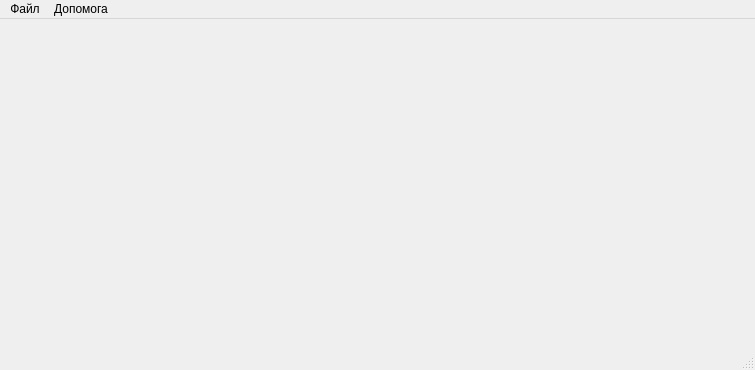
First picture: the form in forms/main/mainwindow.ui, repository vintikcomua/minishop, before the edit.
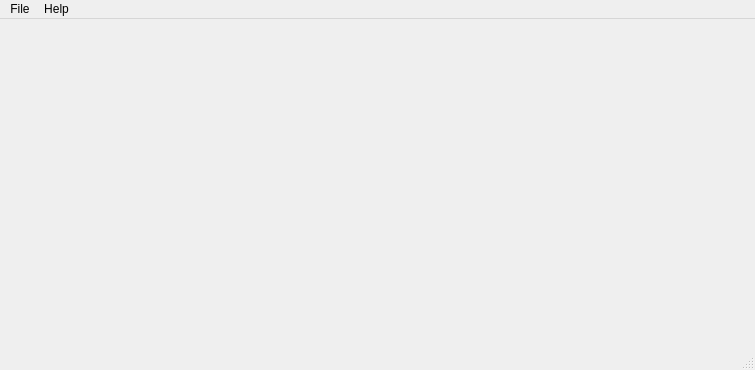
Second picture: the form after the edit. Icons and pictures are not drawn.

Diff of the .ui file:
```diff
--- a/forms/main/mainwindow.ui
+++ b/forms/main/mainwindow.ui
@@ -29,14 +29,14 @@
    </property>
    <widget class="QMenu" name="menuFile">
     <property name="title">
-     <string>Файл</string>
+     <string>File</string>
     </property>
     <addaction name="separator"/>
     <addaction name="quitAction"/>
    </widget>
    <widget class="QMenu" name="menuHelp">
     <property name="title">
-     <string>Допомога</string>
+     <string>Help</string>
     </property>
     <addaction name="separator"/>
     <addaction name="aboutAction"/>
```
Left out of the diff: 33 changed lines with no effect on the pictures.
